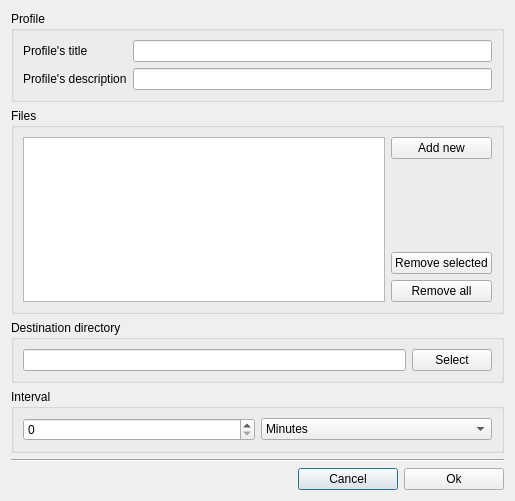
QuotedGames/EasyBackuper, file ebdialogprofile.ui: the form before one commit.
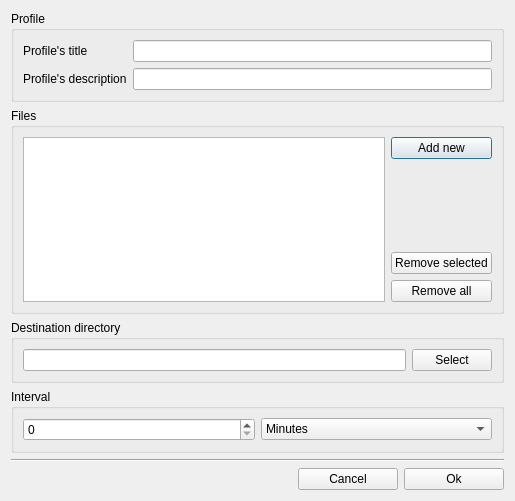
The form after the commit.

Diff of the .ui file:
```diff
--- a/ebdialogprofile.ui
+++ b/ebdialogprofile.ui
@@ -206,8 +206,11 @@
        <property name="text">
         <string>Cancel</string>
        </property>
+       <property name="autoDefault">
+        <bool>false</bool>
+       </property>
        <property name="default">
-        <bool>true</bool>
+        <bool>false</bool>
        </property>
       </widget>
      </item>
```
